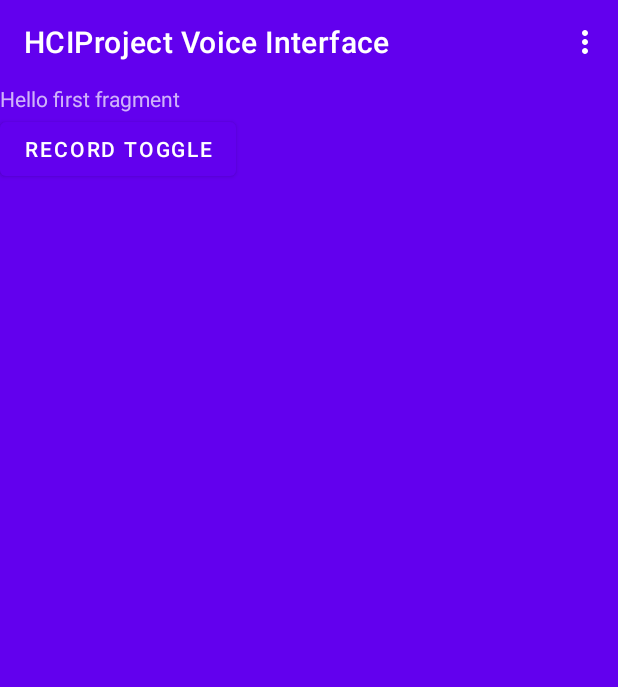
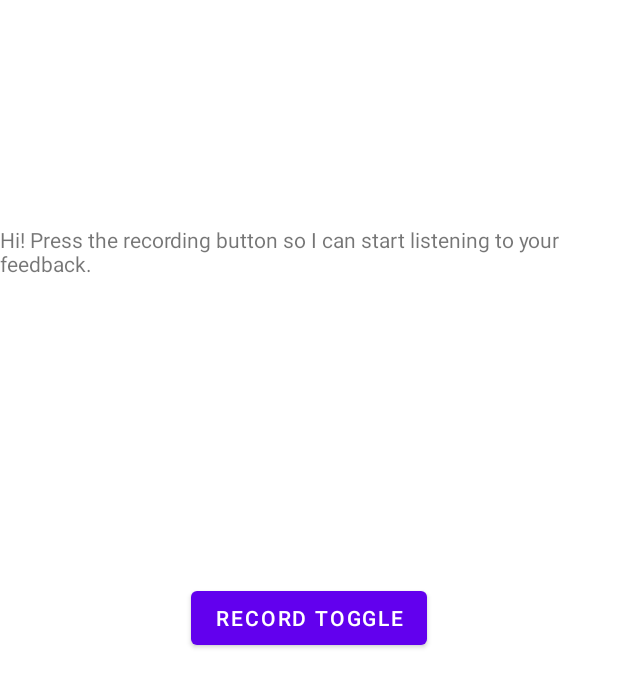
Before and after one commit to TheJolleyPirate/HCI-project, an Android app: the screen it shows after launch (MainActivity), on a phone screen of 412 x 824 dp. Shown: the top 687 px of the screen. Run offline under Robolectric (Android 15) with nearby library versions, the phone set to English and light mode, and no system bars; our stand-ins replace navigation-ui.

Commit message:
Improved app
Added some cases for the script. When asking for clarification, the recording begins immediately after the text to speech is done talking. Button is now centered.

```diff
--- /dev/null
+++ b/app/src/main/java/hci/hciprojectvoiceinterface/CustomUtteranceListener.java
@@ -0,0 +1,38 @@
+package hci.hciprojectvoiceinterface;
+
+import android.speech.tts.UtteranceProgressListener;
+import android.util.Log;
+import android.view.View;
+import android.widget.TextView;
+
+public class CustomUtteranceListener extends UtteranceProgressListener {
+    public boolean startRecordingWhenDone = false;
+    public MainActivity mainActivity = null;
+    public View rootView = null;
+    public TextView textView = null;
+
+    @Override
+    public void onStart(String s) {
+
+    }
+
+    @Override
+    public void onDone(String s) {
+        //If we need clarification, enable the recording automatically when the utterance is complete
+        Log.i("TextToSpeechCallback", "Text to speech is done!");
+        if(startRecordingWhenDone && mainActivity != null && rootView != null){
+            //SpeechRecogniser needs to be run on the same thread so we call toggleRecordingState from the main thread
+            mainActivity.runOnUiThread(new Runnable() {
+                @Override
+                public void run() {
+                    mainActivity.toggleRecordingState(rootView);
+                }
+            });
+        }
+    }
+
+    @Override
+    public void onError(String s) {
+
+    }
+}
--- a/app/src/main/java/hci/hciprojectvoiceinterface/MainActivity.java
+++ b/app/src/main/java/hci/hciprojectvoiceinterface/MainActivity.java
@@ -46,16 +46,6 @@ public class MainActivity extends AppCompatActivity {
     protected void onCreate(Bundle savedInstanceState) {
         super.onCreate(savedInstanceState);
 
-        context = getApplicationContext(); //Get context
-        speechRecognizer = SpeechRecognizer.createSpeechRecognizer(context); //Get speech recogniser from context
-        speechRecognizer.setRecognitionListener(customRecogniser); //Setup custom callback to handle recognised text
-        textToSpeech = new TextToSpeech(context, new TextToSpeech.OnInitListener() { //Init textToSpeech and signal when it's ready
-            @Override
-            public void onInit(int i) {
-                textToSpeechReady = true;
-            }
-        });
-
         binding = ActivityMainBinding.inflate(getLayoutInflater());
         setContentView(binding.getRoot());
 
@@ -65,6 +55,22 @@ public class MainActivity extends AppCompatActivity {
         customRecogniser.textView = binding.textviewFirst;
         customRecogniser.rootView = getWindow().getDecorView();
         customRecogniser.mainActivity = this;
+        customRecogniser.textToSpeechListener.rootView = getWindow().getDecorView();
+        customRecogniser.textToSpeechListener.mainActivity = this;
+        customRecogniser.textToSpeechListener.textView = binding.textviewFirst;
+
+
+        context = getApplicationContext(); //Get context
+        speechRecognizer = SpeechRecognizer.createSpeechRecognizer(context); //Get speech recogniser from context
+        speechRecognizer.setRecognitionListener(customRecogniser); //Setup custom callback to handle recognised text
+        textToSpeech = new TextToSpeech(context, new TextToSpeech.OnInitListener() { //Init textToSpeech and signal when it's ready
+            @Override
+            public void onInit(int i) {
+                textToSpeech.setOnUtteranceProgressListener(customRecogniser.textToSpeechListener);
+                textToSpeechReady = true;
+            }
+        });
+
         customRecogniser.textToSpeech = textToSpeech;
 
         binding.buttonFirst.setText((CharSequence) "Record Toggle");
--- a/app/src/main/res/layout/activity_main.xml
+++ b/app/src/main/res/layout/activity_main.xml
@@ -6,11 +6,38 @@
     android:layout_height="match_parent"
     tools:context=".MainActivity">
 
+    <Button
+        android:id="@+id/button_first"
+        android:layout_width="wrap_content"
+        android:layout_height="wrap_content"
+        android:text="@string/next"
+        app:layout_anchor="@+id/appBarLayout"
+        app:layout_anchorGravity="center"
+        app:layout_constraintBottom_toBottomOf="parent"
+        app:layout_constraintEnd_toEndOf="parent"
+        app:layout_constraintStart_toStartOf="parent"
+        app:layout_constraintTop_toBottomOf="@id/textview_first" />
+
+    <TextView
+        android:id="@+id/textview_first"
+        android:layout_width="wrap_content"
+        android:layout_height="wrap_content"
+        android:rotationX="0"
+        android:text="@string/hello_first_fragment"
+        android:translationY="150dp"
+        app:layout_anchor="@+id/appBarLayout"
+        app:layout_anchorGravity="top|center"
+        app:layout_constraintBottom_toTopOf="@id/button_first"
+        app:layout_constraintEnd_toEndOf="parent"
+        app:layout_constraintStart_toStartOf="parent"
+        app:layout_constraintTop_toTopOf="parent" />
+
     <com.google.android.material.appbar.AppBarLayout
         android:id="@+id/appBarLayout"
         android:layout_width="match_parent"
         android:layout_height="match_parent"
-        android:theme="@style/Theme.HCIProjectVoiceInterface.AppBarOverlay">
+        android:theme="@style/Theme.HCIProjectVoiceInterface.AppBarOverlay"
+        android:visibility="invisible">
 
         <androidx.appcompat.widget.Toolbar
             android:id="@+id/toolbar"
@@ -19,27 +46,6 @@
             android:background="?attr/colorPrimary"
             app:popupTheme="@style/Theme.HCIProjectVoiceInterface.PopupOverlay" />
 
-        <TextView
-            android:id="@+id/textview_first"
-            android:layout_width="wrap_content"
-            android:layout_height="wrap_content"
-            android:rotationX="0"
-            android:text="@string/hello_first_fragment"
-            app:layout_constraintBottom_toTopOf="@id/button_first"
-            app:layout_constraintEnd_toEndOf="parent"
-            app:layout_constraintStart_toStartOf="parent"
-            app:layout_constraintTop_toTopOf="parent" />
-
-        <Button
-            android:id="@+id/button_first"
-            android:layout_width="wrap_content"
-            android:layout_height="wrap_content"
-            android:text="@string/next"
-            app:layout_constraintBottom_toBottomOf="parent"
-            app:layout_constraintEnd_toEndOf="parent"
-            app:layout_constraintStart_toStartOf="parent"
-            app:layout_constraintTop_toBottomOf="@id/textview_first" />
-
     </com.google.android.material.appbar.AppBarLayout>
 
 </androidx.coordinatorlayout.widget.CoordinatorLayout>
--- a/app/src/main/res/values/strings.xml
+++ b/app/src/main/res/values/strings.xml
@@ -7,6 +7,6 @@
     <string name="next">Next</string>
     <string name="previous">Previous</string>
 
-    <string name="hello_first_fragment">Hello first fragment</string>
+    <string name="hello_first_fragment">Hi! Press the recording button so I can start listening to your feedback.</string>
     <string name="hello_second_fragment">Hello second fragment. Arg: %1$s</string>
 </resources>
```
Also changed, not shown: app/src/main/java/hci/hciprojectvoiceinterface/CustomRecogniser.java (+22 -5 lines).
